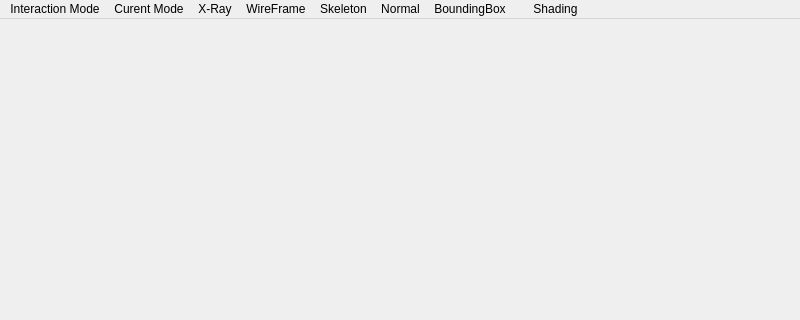
The window that src/gui/editor/3dview/MainWindow3dView.ui (hiergaut/Goliath-Engine) describes before a commit, drawn with Qt 5; both pictures show x 0 to 800 and y 0 to 320 of the 800 by 600 pixel window.
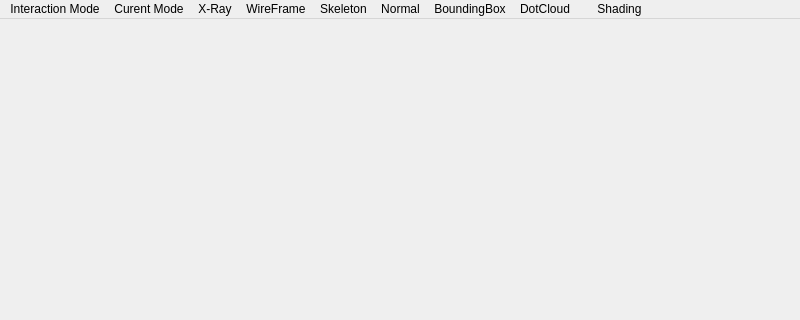
The same window after the commit. Icons and pictures are not drawn.

What changed in the file:
```diff
--- a/src/gui/editor/3dview/MainWindow3dView.ui
+++ b/src/gui/editor/3dview/MainWindow3dView.ui
@@ -82,6 +82,11 @@
      <string>BoundingBox</string>
     </property>
    </widget>
+   <widget class="QMenu" name="menuDotCloud">
+    <property name="title">
+     <string>DotCloud</string>
+    </property>
+   </widget>
    <addaction name="menuInteraction_Mode"/>
    <addaction name="menuCurent_Mode"/>
    <addaction name="menuX_Ray"/>
@@ -89,6 +94,7 @@
    <addaction name="menuSkeleton"/>
    <addaction name="menuNormal"/>
    <addaction name="menuBoundingBox"/>
+   <addaction name="menuDotCloud"/>
    <addaction name="menuShading"/>
    <addaction name="menuShading_2"/>
   </widget>
```
Left out of the diff: 23 changed lines with no effect on the pictures.
